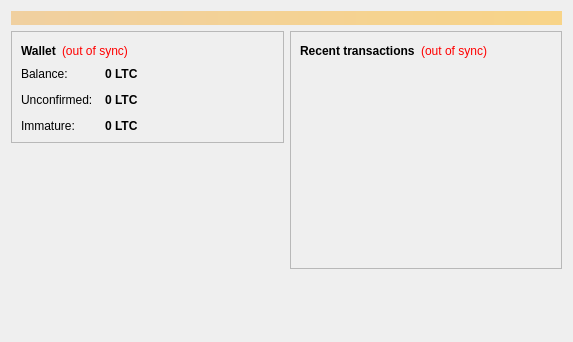
This is src/qt/forms/overviewpage.ui in 26rahulsingh/funcoin1 as Qt 5 draws it before an edit. The edited form follows.
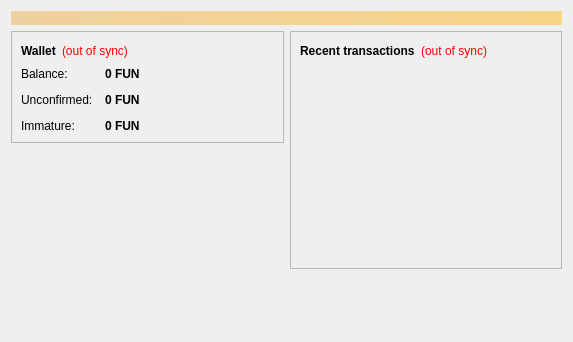
This is the edited form.

```diff
--- a/src/qt/forms/overviewpage.ui
+++ b/src/qt/forms/overviewpage.ui
@@ -122,7 +122,7 @@
                <string>Your current balance</string>
               </property>
               <property name="text">
-               <string notr="true">0 LTC</string>
+               <string notr="true">0 FUN</string>
               </property>
               <property name="textInteractionFlags">
                <set>Qt::LinksAccessibleByMouse|Qt::TextSelectableByKeyboard|Qt::TextSelectableByMouse</set>
@@ -151,7 +151,7 @@
                <string>Total of transactions that have yet to be confirmed, and do not yet count toward the current balance</string>
               </property>
               <property name="text">
-               <string notr="true">0 LTC</string>
+               <string notr="true">0 FUN</string>
               </property>
               <property name="textInteractionFlags">
                <set>Qt::LinksAccessibleByMouse|Qt::TextSelectableByKeyboard|Qt::TextSelectableByMouse</set>
@@ -177,7 +177,7 @@
                <string>Mined balance that has not yet matured</string>
               </property>
               <property name="text">
-               <string notr="true">0 LTC</string>
+               <string notr="true">0 FUN</string>
               </property>
               <property name="textInteractionFlags">
                <set>Qt::LinksAccessibleByMouse|Qt::TextSelectableByKeyboard|Qt::TextSelectableByMouse</set>
```
Left out of the diff: 4 changed lines with no effect on the pictures.
